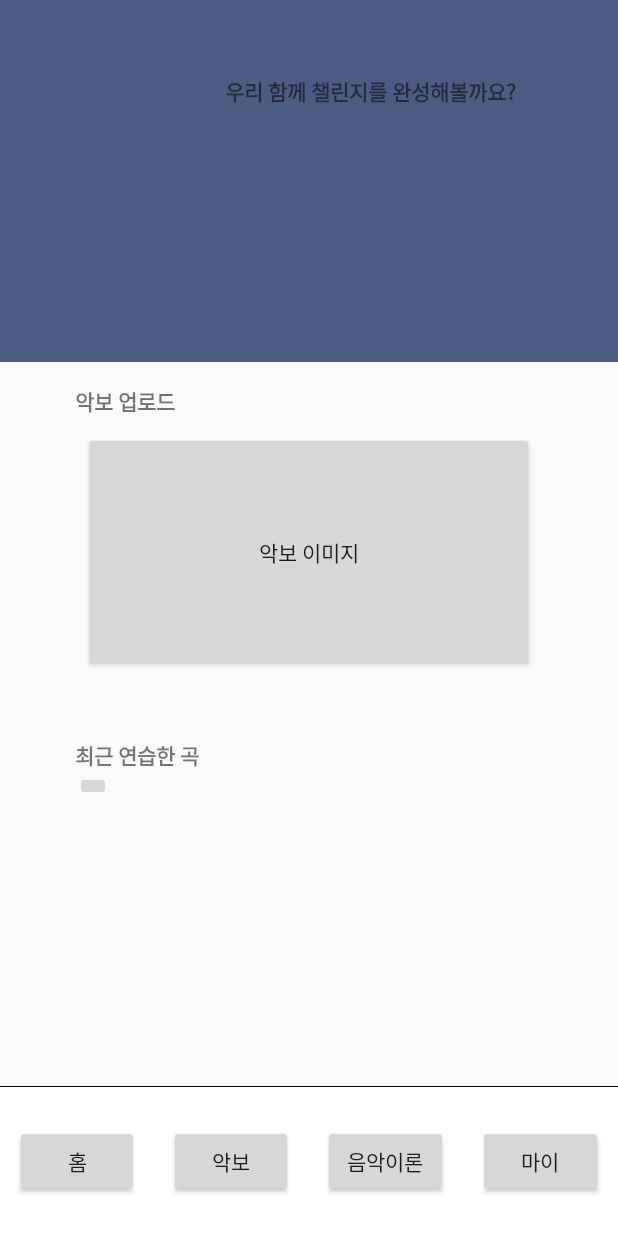
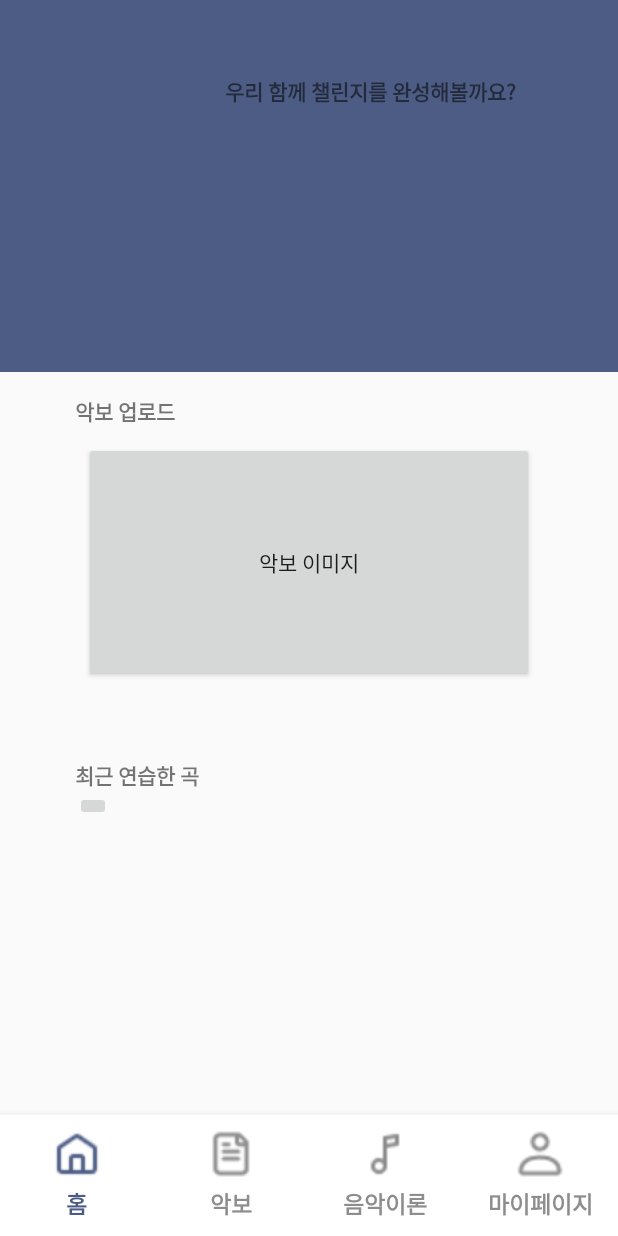
Before and after one commit to yoonsu417/LENTO, an Android app: the HomeActivity screen opened directly, with no data from a screen before it, on a phone screen of 412 x 824 dp. Run offline under Robolectric (Android 15) with nearby library versions, the phone set to English and light mode, and no system bars.

Commit message:
하단바 추가 및 메인 하단바 변경

```diff
--- a/app/src/main/res/layout/activity_main.xml
+++ b/app/src/main/res/layout/activity_main.xml
@@ -87,45 +87,13 @@
 
         </LinearLayout>
 
-        <LinearLayout
+        <include
+            android:id="@+id/bottom_home"
+            layout="@layout/bottom_home"
             android:layout_width="match_parent"
-            android:layout_height="100dp"
-            android:orientation="horizontal"
-            android:background="@drawable/border">
-
-            <Button
-                android:layout_width="0dp"
-                android:layout_height="wrap_content"
-                android:layout_margin="10dp"
-                android:layout_gravity="center"
-                android:layout_weight="1"
-                android:text="홈" />
-
-            <Button
-                android:layout_width="0dp"
-                android:layout_height="wrap_content"
-                android:layout_margin="10dp"
-                android:layout_gravity="center"
-                android:layout_weight="1"
-                android:text="악보" />
-
-            <Button
-                android:layout_width="0dp"
-                android:layout_height="wrap_content"
-                android:layout_margin="10dp"
-                android:layout_gravity="center"
-                android:layout_weight="1"
-                android:text="음악이론" />
-
-            <Button
-                android:layout_width="0dp"
-                android:layout_height="wrap_content"
-                android:layout_margin="10dp"
-                android:layout_gravity="center"
-                android:layout_weight="1"
-                android:text="마이" />
-
-        </LinearLayout>
+            android:layout_height="wrap_content"
+            android:layout_marginBottom="0dp"
+            android:layout_alignParentBottom="true" />
 
     </LinearLayout>
 </FrameLayout>
--- /dev/null
+++ b/app/src/main/res/layout/bottom_home.xml
@@ -0,0 +1,114 @@
+<?xml version="1.0" encoding="utf-8"?>
+<LinearLayout xmlns:android="http://schemas.android.com/apk/res/android"
+    xmlns:app="http://schemas.android.com/apk/res-auto"
+    xmlns:tools="http://schemas.android.com/tools"
+    android:layout_width="match_parent"
+    android:layout_height="match_parent"
+    android:background="@color/white"
+    android:elevation="8dp">
+    <LinearLayout
+        android:layout_width="match_parent"
+        android:layout_height="wrap_content"
+        android:id="@+id/iconpick"
+        android:orientation="horizontal"
+        android:gravity="center"
+        android:layout_marginTop="10dp"
+        android:layout_marginBottom="10dp"
+        android:backgroundTint="@color/white">
+
+        <LinearLayout
+            android:layout_width="0dp"
+            android:layout_height="wrap_content"
+            android:layout_weight="1"
+            android:orientation="vertical"
+            android:gravity="center_horizontal">
+
+            <ImageView
+                android:id="@+id/myicon"
+                android:layout_width="32dp"
+                android:layout_height="32dp"
+                android:src="@drawable/h_home_color"
+                android:layout_marginBottom="5dp"/>
+
+            <TextView
+                android:layout_width="wrap_content"
+                android:layout_height="wrap_content"
+                android:text="홈"
+                android:textColor="@color/main"
+                android:textStyle="bold"
+                android:textSize="15dp"/>
+
+        </LinearLayout>
+
+        <LinearLayout
+            android:layout_width="0dp"
+            android:layout_height="wrap_content"
+            android:layout_weight="1"
+            android:orientation="vertical"
+            android:gravity="center_horizontal">
+
+            <ImageView
+                android:id="@+id/searchicon"
+                android:layout_width="32dp"
+                android:layout_height="32dp"
+                android:src="@drawable/h_score"
+                android:layout_marginBottom="5dp"/>
+
+            <TextView
+                android:layout_width="wrap_content"
+                android:layout_height="wrap_content"
+                android:text="악보"
+                android:textColor="#8D8D8D"
+                android:textStyle="bold"
+                android:textSize="15dp"/>
+
+        </LinearLayout>
+
+
+
+        <LinearLayout
+            android:layout_width="0dp"
+            android:layout_height="wrap_content"
+            android:layout_weight="1"
+            android:orientation="vertical"
+            android:gravity="center_horizontal">
+
+            <ImageView
+                android:layout_width="32dp"
+                android:layout_height="32dp"
+                android:src="@drawable/h_theory"
+                android:layout_marginBottom="5dp"/>
+
+            <TextView
+                android:layout_width="wrap_content"
+                android:layout_height="wrap_content"
+                android:text="음악이론"
+                android:textColor="#8D8D8D"
+                android:textStyle="bold"
+                android:textSize="15dp"/>
+
+        </LinearLayout>
+        <LinearLayout
+            android:layout_width="0dp"
+            android:layout_height="wrap_content"
+            android:layout_weight="1"
+            android:orientation="vertical"
+            android:gravity="center_horizontal">
+
+            <ImageView
+                android:layout_width="32dp"
+                android:layout_height="32dp"
+                android:src="@drawable/h_mypage"
+                android:layout_marginBottom="5dp"/>
+
+            <TextView
+                android:layout_width="wrap_content"
+                android:layout_height="wrap_content"
+                android:text="마이페이지"
+                android:textColor="#8D8D8D"
+                android:textStyle="bold"
+                android:textSize="15dp"/>
+
+        </LinearLayout>
+    </LinearLayout>
+</LinearLayout>
--- a/app/src/main/res/values/colors.xml
+++ b/app/src/main/res/values/colors.xml
@@ -7,4 +7,5 @@
     <color name="teal_700">#FF018786</color>
     <color name="black">#FF000000</color>
     <color name="white">#FFFFFFFF</color>
+    <color name="main">#4D5C84</color>
 </resources>
```
Also changed, not shown: app/src/main/res/layout/activity_scorelist.xml (+5 -4 lines), app/src/main/res/layout/bottom_mypage.xml (added, +115 -0 lines), app/src/main/res/layout/bottom_score.xml (added, +115 -0 lines), app/src/main/res/layout/bottom_theory.xml (added, +115 -0 lines), app/src/main/res/drawable/h_home.png (added), app/src/main/res/drawable/h_home_color.png (added), app/src/main/res/drawable/h_mypage.png (added), app/src/main/res/drawable/h_mypage_color.png (added), app/src/main/res/drawable/h_score.png (added), app/src/main/res/drawable/h_score_color.png (added), app/src/main/res/drawable/h_theory.png (added), app/src/main/res/drawable/h_theory_color.png (added).
